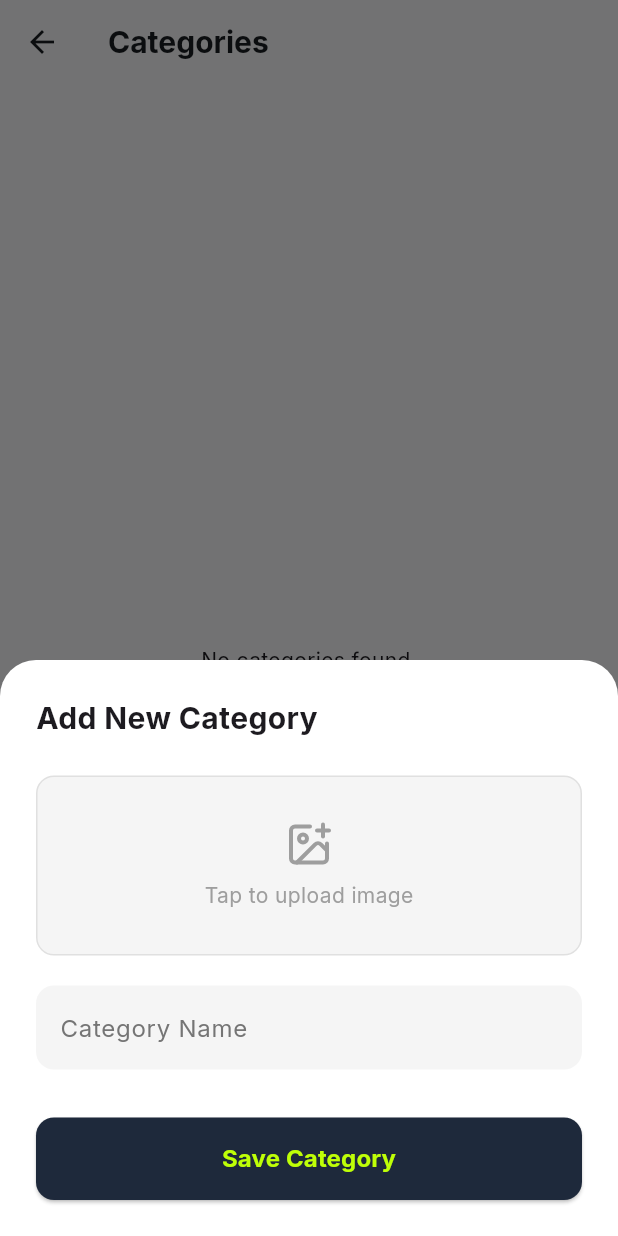
After one commit to Akhilvijayanvj/svaneya-admin-app, a Flutter app: the CategoriesScreen screen opened directly, after a tap on an icon or button, on a phone screen of 412 x 824 dp. The commit adds this screen. Run offline on Flutter 3.47's test engine with Material 3 defaults, Android fonts, the phone set to English and light mode, and no system bars; our stand-ins replace google_fonts, image_picker, lucide_icons, supabase_flutter; accounts and stored records are empty; network calls fail.

Commit message:
Add full Categories management screen to Admin App

```diff
--- /dev/null
+++ b/lib/screens/categories.dart
@@ -0,0 +1,235 @@
+import 'dart:io';
+import 'package:flutter/material.dart';
+import 'package:image_picker/image_picker.dart';
+import 'package:lucide_icons/lucide_icons.dart';
+import '../main.dart';
+
+class CategoriesScreen extends StatefulWidget {
+  const CategoriesScreen({super.key});
+
+  @override
+  State<CategoriesScreen> createState() => _CategoriesScreenState();
+}
+
+class _CategoriesScreenState extends State<CategoriesScreen> {
+  bool _isLoading = true;
+  List<Map<String, dynamic>> _categories = [];
+
+  @override
+  void initState() {
+    super.initState();
+    _fetchCategories();
+  }
+
+  Future<void> _fetchCategories() async {
+    setState(() => _isLoading = true);
+    try {
+      final data = await supabase
+          .from('categories')
+          .select('*')
+          .order('created_at', ascending: false);
+      setState(() => _categories = List<Map<String, dynamic>>.from(data));
+    } catch (e) {
+      debugPrint("Error fetching categories: $e");
+    } finally {
+      setState(() => _isLoading = false);
+    }
+  }
+
+  Future<void> _deleteCategory(String id) async {
+    try {
+      await supabase.from('categories').delete().eq('id', id);
+      _fetchCategories();
+    } catch (e) {
+      ScaffoldMessenger.of(context).showSnackBar(SnackBar(content: Text('Error deleting category: $e')));
+    }
+  }
+
+  void _showAddCategorySheet() {
+    showModalBottomSheet(
+      context: context,
+      isScrollControlled: true,
+      backgroundColor: Colors.white,
+      shape: const RoundedRectangleBorder(
+        borderRadius: BorderRadius.vertical(top: Radius.circular(24)),
+      ),
+      builder: (context) => Padding(
+        padding: EdgeInsets.only(bottom: MediaQuery.of(context).viewInsets.bottom),
+        child: const _AddCategoryForm(),
+      ),
+    ).then((_) => _fetchCategories());
+  }
+
+  @override
+  Widget build(BuildContext context) {
+    return Scaffold(
+      backgroundColor: const Color(0xFFF8F9FA),
+      appBar: AppBar(
+        backgroundColor: Colors.transparent,
+        surfaceTintColor: Colors.transparent,
+        elevation: 0,
+        title: const Text('Categories', style: TextStyle(fontWeight: FontWeight.bold, fontSize: 20)),
+      ),
+      floatingActionButton: FloatingActionButton(
+        onPressed: _showAddCategorySheet,
+        backgroundColor: const Color(0xFF1E293B),
+        child: const Icon(LucideIcons.plus, color: Color(0xFFBFFF07)),
+      ),
+      body: _isLoading
+          ? const Center(child: CircularProgressIndicator(color: Colors.black))
+          : _categories.isEmpty
+              ? const Center(child: Text("No categories found."))
+              : ListView.builder(
+                  padding: const EdgeInsets.all(16),
+                  itemCount: _categories.length,
+                  itemBuilder: (context, index) {
+                    final cat = _categories[index];
+                    return Container(
+                      margin: const EdgeInsets.only(bottom: 12),
+                      decoration: BoxDecoration(
+                        color: Colors.white,
+                        borderRadius: BorderRadius.circular(12),
+                        boxShadow: [BoxShadow(color: Colors.black.withOpacity(0.05), blurRadius: 10, offset: const Offset(0, 5))],
+                      ),
+                      child: ListTile(
+                        contentPadding: const EdgeInsets.all(12),
+                        leading: cat['image_url'] != null
+                            ? ClipRRect(
+                                borderRadius: BorderRadius.circular(8),
+                                child: Image.network(
+                                  cat['image_url'],
+                                  width: 60,
+                                  height: 60,
+                                  fit: BoxFit.cover,
+                                  errorBuilder: (_, __, ___) => Container(width: 60, height: 60, color: Colors.grey.shade200, child: const Icon(LucideIcons.imageOff, color: Colors.grey)),
+                                ),
+                              )
+                            : Container(width: 60, height: 60, decoration: BoxDecoration(color: Colors.grey.shade200, borderRadius: BorderRadius.circular(8)), child: const Icon(LucideIcons.image, color: Colors.grey)),
+                        title: Text(cat['name'] ?? '', style: const TextStyle(fontWeight: FontWeight.bold, fontSize: 16)),
+                        trailing: IconButton(
+                          icon: const Icon(LucideIcons.trash2, color: Colors.red),
+                          onPressed: () => _deleteCategory(cat['id']),
+                        ),
+                      ),
+                    );
+                  },
+                ),
+    );
+  }
+}
+
+class _AddCategoryForm extends StatefulWidget {
+  const _AddCategoryForm();
+
+  @override
+  State<_AddCategoryForm> createState() => _AddCategoryFormState();
+}
+
+class _AddCategoryFormState extends State<_AddCategoryForm> {
+  final _nameController = TextEditingController();
+  File? _selectedImage;
+  bool _isSaving = false;
+
+  Future<void> _pickImage() async {
+    final ImagePicker picker = ImagePicker();
+    final XFile? image = await picker.pickImage(source: ImageSource.gallery);
+    if (image != null) {
+      setState(() => _selectedImage = File(image.path));
+    }
+  }
+
+  Future<void> _saveCategory() async {
+    if (_nameController.text.trim().isEmpty) {
+      ScaffoldMessenger.of(context).showSnackBar(const SnackBar(content: Text('Please enter a category name')));
+      return;
+    }
+
+    setState(() => _isSaving = true);
+
+    try {
+      String? imageUrl;
+      if (_selectedImage != null) {
+        final fileName = 'category_${DateTime.now().millisecondsSinceEpoch}.jpg';
+        await supabase.storage.from('product-images').upload(fileName, _selectedImage!);
+        imageUrl = supabase.storage.from('product-images').getPublicUrl(fileName);
+      }
+
+      await supabase.from('categories').insert({
+        'name': _nameController.text.trim(),
+        'image_url': imageUrl,
+      });
+
+      if (mounted) Navigator.pop(context);
+    } catch (e) {
+      if (mounted) ScaffoldMessenger.of(context).showSnackBar(SnackBar(content: Text('Error saving category: $e')));
+    } finally {
+      if (mounted) setState(() => _isSaving = false);
+    }
+  }
+
+  @override
+  Widget build(BuildContext context) {
+    return Padding(
+      padding: const EdgeInsets.all(24.0),
+      child: Column(
+        mainAxisSize: MainAxisSize.min,
+        crossAxisAlignment: CrossAxisAlignment.stretch,
+        children: [
+          const Text('Add New Category', style: TextStyle(fontSize: 20, fontWeight: FontWeight.bold)),
+          const SizedBox(height: 24),
+
+          // Image Picker
+          GestureDetector(
+            onTap: _pickImage,
+            child: Container(
+              height: 120,
+              decoration: BoxDecoration(
+                color: Colors.grey.shade100,
+                borderRadius: BorderRadius.circular(12),
+                border: Border.all(color: Colors.grey.shade300, style: BorderStyle.solid),
+              ),
+              child: _selectedImage != null
+                  ? ClipRRect(borderRadius: BorderRadius.circular(12), child: Image.file(_selectedImage!, fit: BoxFit.cover))
+                  : const Column(
+                      mainAxisAlignment: MainAxisAlignment.center,
+                      children: [
+                        Icon(LucideIcons.imagePlus, color: Colors.grey, size: 32),
+                        SizedBox(height: 8),
+                        Text('Tap to upload image', style: TextStyle(color: Colors.grey)),
+                      ],
+                    ),
+            ),
+          ),
+          const SizedBox(height: 20),
+
+          // Name Input
+          TextField(
+            controller: _nameController,
+            decoration: InputDecoration(
+              labelText: 'Category Name',
+              labelStyle: TextStyle(color: Colors.grey.shade600),
+              filled: true,
+              fillColor: Colors.grey.shade100,
+              border: OutlineInputBorder(borderRadius: BorderRadius.circular(12), borderSide: BorderSide.none),
+            ),
+          ),
+          const SizedBox(height: 32),
+
+          // Save Button
+          ElevatedButton(
+            onPressed: _isSaving ? null : _saveCategory,
+            style: ElevatedButton.styleFrom(
+              backgroundColor: const Color(0xFF1E293B),
+              foregroundColor: const Color(0xFFBFFF07),
+              padding: const EdgeInsets.symmetric(vertical: 16),
+              shape: RoundedRectangleBorder(borderRadius: BorderRadius.circular(12)),
+            ),
+            child: _isSaving
+                ? const SizedBox(width: 20, height: 20, child: CircularProgressIndicator(color: Color(0xFFBFFF07), strokeWidth: 2))
+                : const Text('Save Category', style: TextStyle(fontWeight: FontWeight.bold, fontSize: 16)),
+          ),
+        ],
+      ),
+    );
+  }
+}
--- a/lib/screens/settings.dart
+++ b/lib/screens/settings.dart
@@ -5,6 +5,7 @@ import 'package:lucide_icons/lucide_icons.dart';
 import 'promo_codes.dart';
 import 'mobile_banner.dart';
 import 'notifications.dart';
+import 'categories.dart';
 
 class SettingsScreen extends StatelessWidget {
   const SettingsScreen({super.key});
@@ -51,6 +52,8 @@ class SettingsScreen extends StatelessWidget {
               decoration: BoxDecoration(color: Colors.white, borderRadius: BorderRadius.circular(16)),
               child: Column(
                 children: [
+                  _buildListItem(LucideIcons.listTree, 'Categories', 'Manage product categories', () => Navigator.push(context, MaterialPageRoute(builder: (_) => const CategoriesScreen()))),
+                  const Divider(height: 1, indent: 56),
                   _buildListItem(LucideIcons.image, 'Mobile Banner', 'Update the app homepage banner', () => Navigator.push(context, MaterialPageRoute(builder: (_) => const MobileBannerScreen()))),
                   const Divider(height: 1, indent: 56),
                   _buildListItem(LucideIcons.ticket, 'Coupons', 'Create and manage promo codes', () => Navigator.push(context, MaterialPageRoute(builder: (_) => const PromoCodesScreen()))),
```
